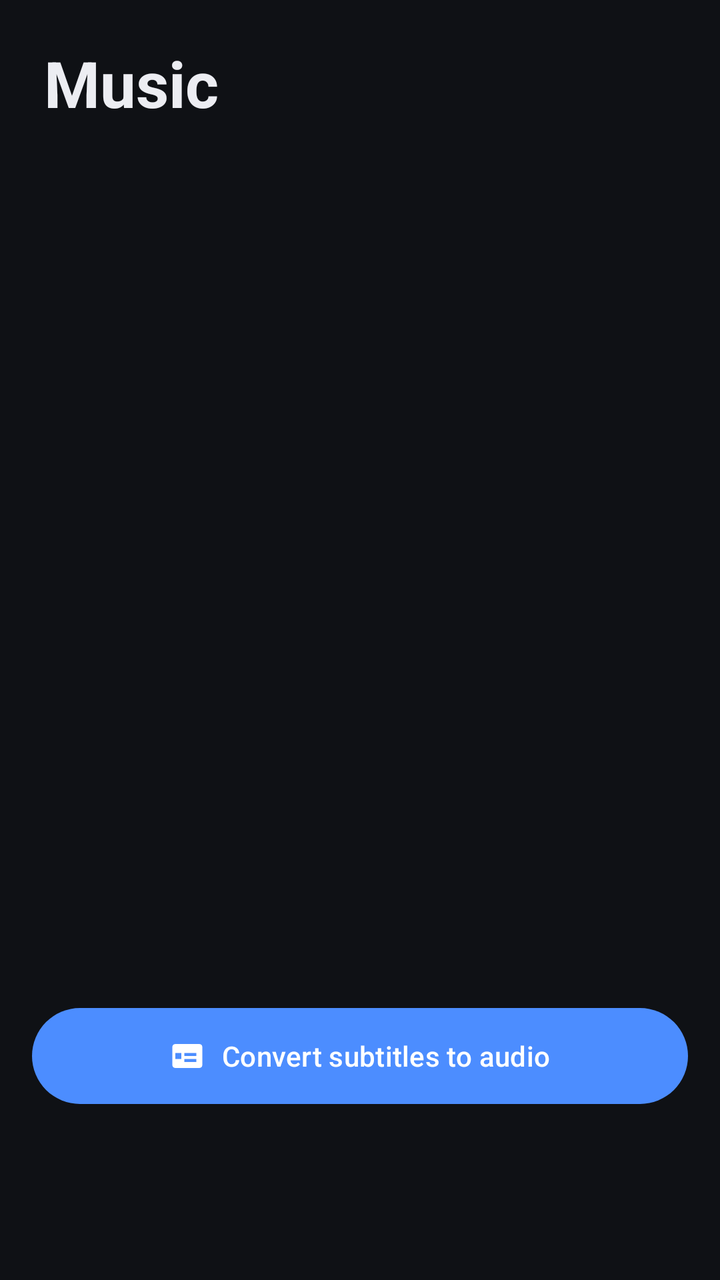
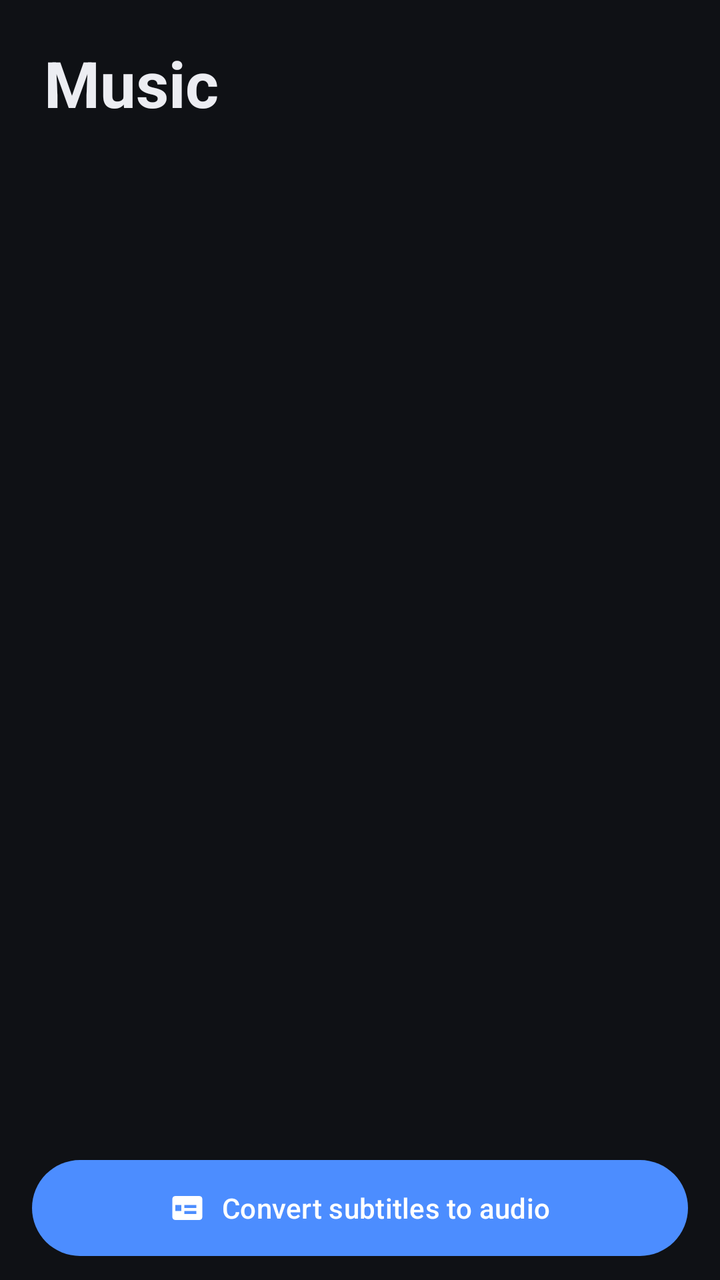

Before-and-after screenshots of an Android layout around one commit, followed by the original layout XML and the change that was made.
<!-- AndroidManifest.xml: application theme Theme.LightPlayer -->
<!-- res/layout/fragment_music.xml -->
<?xml version="1.0" encoding="utf-8"?>
<LinearLayout xmlns:android="http://schemas.android.com/apk/res/android"
    xmlns:app="http://schemas.android.com/apk/res-auto"
    android:layout_width="match_parent"
    android:layout_height="match_parent"
    android:orientation="vertical"
    android:paddingBottom="84dp">

    <TextView
        android:layout_width="wrap_content"
        android:layout_height="wrap_content"
        android:paddingHorizontal="22dp"
        android:paddingTop="20dp"
        android:paddingBottom="8dp"
        android:tag="text1"
        android:text="@string/music_title"
        android:textColor="@color/text_primary"
        android:textSize="32sp"
        android:textStyle="bold" />

    <FrameLayout
        android:layout_width="match_parent"
        android:layout_height="0dp"
        android:layout_weight="1">

        <androidx.recyclerview.widget.RecyclerView
            android:id="@+id/recycler"
            android:layout_width="match_parent"
            android:layout_height="match_parent"
            android:clipToPadding="false"
            android:layoutAnimation="@anim/layout_fall"
            android:paddingTop="4dp"
            android:paddingBottom="8dp" />

        <LinearLayout
            android:id="@+id/emptyState"
            android:layout_width="wrap_content"
            android:layout_height="wrap_content"
            android:layout_gravity="center"
            android:gravity="center"
            android:orientation="vertical"
            android:padding="24dp"
            android:visibility="gone">

            <ImageView
                android:layout_width="64dp"
                android:layout_height="64dp"
                android:importantForAccessibility="no"
                android:src="@drawable/ic_music"
                android:tag="icon_text2"
                android:tint="@color/text_secondary" />

            <TextView
                android:id="@+id/emptyText"
                android:layout_width="wrap_content"
                android:layout_height="wrap_content"
                android:layout_marginTop="16dp"
                android:gravity="center"
                android:tag="text2"
                android:text="@string/music_empty"
                android:textColor="@color/text_secondary"
                android:textSize="15sp" />
        </LinearLayout>
    </FrameLayout>

    <LinearLayout
        android:id="@+id/nowPlaying"
        android:layout_width="match_parent"
        android:layout_height="wrap_content"
        android:layout_marginHorizontal="16dp"
        android:layout_marginTop="6dp"
        android:background="@drawable/bg_count_pill"
        android:orientation="vertical"
        android:paddingHorizontal="16dp"
        android:paddingVertical="10dp"
        android:tag="card"
        android:visibility="gone">

        <LinearLayout
            android:layout_width="match_parent"
            android:layout_height="wrap_content"
            android:gravity="center_vertical"
            android:orientation="horizontal">

            <TextView
                android:id="@+id/npTitle"
                android:layout_width="0dp"
                android:layout_height="wrap_content"
                android:layout_weight="1"
                android:ellipsize="marquee"
                android:marqueeRepeatLimit="marquee_forever"
                android:singleLine="true"
                android:tag="text1"
                android:text="@string/music_empty"
                android:textColor="@color/text_primary"
                android:textSize="14sp" />

            <TextView
                android:id="@+id/npTime"
                android:layout_width="wrap_content"
                android:layout_height="wrap_content"
                android:layout_marginEnd="10dp"
                android:tag="text2"
                android:textColor="@color/text_secondary"
                android:textSize="12sp" />

            <ImageButton
                android:id="@+id/npPlay"
                android:layout_width="40dp"
                android:layout_height="40dp"
                android:background="?attr/selectableItemBackgroundBorderless"
                android:contentDescription="@string/cd_play_pause"
                android:src="@drawable/ic_play"
                android:tag="icon_accent"
                android:tint="@color/text_primary" />

            <ImageButton
                android:id="@+id/npStop"
                android:layout_width="40dp"
                android:layout_height="40dp"
                android:background="?attr/selectableItemBackgroundBorderless"
                android:contentDescription="@string/cd_stop"
                android:src="@drawable/ic_stop"
                android:tag="icon_text1"
                android:tint="@color/text_primary" />
        </LinearLayout>

        <SeekBar
            android:id="@+id/npSeek"
            android:layout_width="match_parent"
            android:layout_height="wrap_content"
            android:layout_marginTop="4dp"
            android:progressTint="@color/accent"
            android:tag="seek"
            android:thumbTint="@color/accent" />
    </LinearLayout>

    <com.google.android.material.button.MaterialButton
        android:id="@+id/btnConvert"
        android:layout_width="match_parent"
        android:layout_height="56dp"
        android:layout_marginHorizontal="16dp"
        android:layout_marginTop="10dp"
        android:stateListAnimator="@animator/press_scale"
        android:tag="btn"
        android:text="@string/music_convert"
        app:cornerRadius="28dp"
        app:icon="@drawable/ic_subtitles"
        app:iconGravity="textStart" />
</LinearLayout>
<!-- resources referenced by this layout -->
<resources>
  <color name="accent">#4C8DFF</color>
  <color name="text_primary">#ECEDF2</color>
  <color name="text_secondary">#9AA0AE</color>
  <!-- drawable bg_count_pill (drawable) -->
  <?xml version="1.0" encoding="utf-8"?>
  <shape xmlns:android="http://schemas.android.com/apk/res/android" android:shape="rectangle">
      <solid android:color="#26FFFFFF" />
      <corners android:radius="12dp" />
  </shape>
  <!-- drawable ic_music (drawable) -->
  <vector xmlns:android="http://schemas.android.com/apk/res/android"
      android:width="24dp" android:height="24dp"
      android:viewportWidth="24" android:viewportHeight="24"
      android:tint="?attr/colorControlNormal">
      <path android:fillColor="@android:color/white"
          android:pathData="M12,3v10.55c-0.59,-0.34 -1.27,-0.55 -2,-0.55 -2.21,0 -4,1.79 -4,4s1.79,4 4,4 4,-1.79 4,-4V7h4V3h-6z" />
  </vector>
  <!-- drawable ic_play (drawable) -->
  <vector xmlns:android="http://schemas.android.com/apk/res/android"
      android:width="24dp" android:height="24dp"
      android:viewportWidth="24" android:viewportHeight="24"
      android:tint="?attr/colorControlNormal">
      <path android:fillColor="@android:color/white" android:pathData="M8,5v14l11,-7z" />
  </vector>
  <!-- drawable ic_stop (drawable) -->
  <vector xmlns:android="http://schemas.android.com/apk/res/android"
      android:width="24dp" android:height="24dp"
      android:viewportWidth="24" android:viewportHeight="24"
      android:tint="?attr/colorControlNormal">
      <path android:fillColor="@android:color/white" android:pathData="M6,6h12v12H6z" />
  </vector>
  <!-- drawable ic_subtitles (drawable) -->
  <vector xmlns:android="http://schemas.android.com/apk/res/android"
      android:width="24dp" android:height="24dp"
      android:viewportWidth="24" android:viewportHeight="24"
      android:tint="?attr/colorControlNormal">
      <path android:fillColor="@android:color/white"
          android:pathData="M20,4H4c-1.1,0 -2,0.9 -2,2v12c0,1.1 0.9,2 2,2h16c1.1,0 2,-0.9 2,-2V6c0,-1.1 -0.9,-2 -2,-2zM4,12h4v2H4v-2zM4,10h4v2H4v-2zM14,16h-4v-2h4v2zM14,12h-4v-2h4v2zM18,16h-4v-2h4v2zM18,12h-4v-2h4v2z" />
  </vector>
  <string name="cd_play_pause">Play or pause</string>
  <string name="cd_stop">Stop</string>
  <string name="music_convert">Convert subtitles to audio</string>
  <string name="music_empty">No generated TTS audio yet.\nOpen a video and pick a subtitle file, or tap the button below to convert subtitle files to audio.</string>
  <string name="music_title">Music</string>
  <style name="Theme.LightPlayer" parent="Theme.Material3.Dark.NoActionBar">
          <item name="colorPrimary">@color/accent</item>
          <item name="colorOnPrimary">#FFFFFF</item>
          <item name="colorSecondary">@color/accent</item>
          <item name="colorSurface">@color/surface</item>
          <item name="colorOnSurface">@color/text_primary</item>
          <item name="colorOnSurfaceVariant">@color/text_secondary</item>
          <item name="android:colorBackground">@color/bg</item>
          <item name="android:statusBarColor">@color/bg</item>
          <item name="android:navigationBarColor">@color/bg</item>
          <item name="android:windowBackground">@color/bg</item>
          <item name="android:forceDarkAllowed">false</item>
      </style>
  <color name="surface">#171A21</color>
  <color name="bg">#0F1115</color>
</resources>

<!-- the commit's change to res/layout/fragment_music.xml (unified diff, before → after) -->
@@ -4,7 +4,7 @@
     android:layout_width="match_parent"
     android:layout_height="match_parent"
     android:orientation="vertical"
-    android:paddingBottom="84dp">
+    android:paddingBottom="8dp">
 
     <TextView
         android:layout_width="wrap_content"
